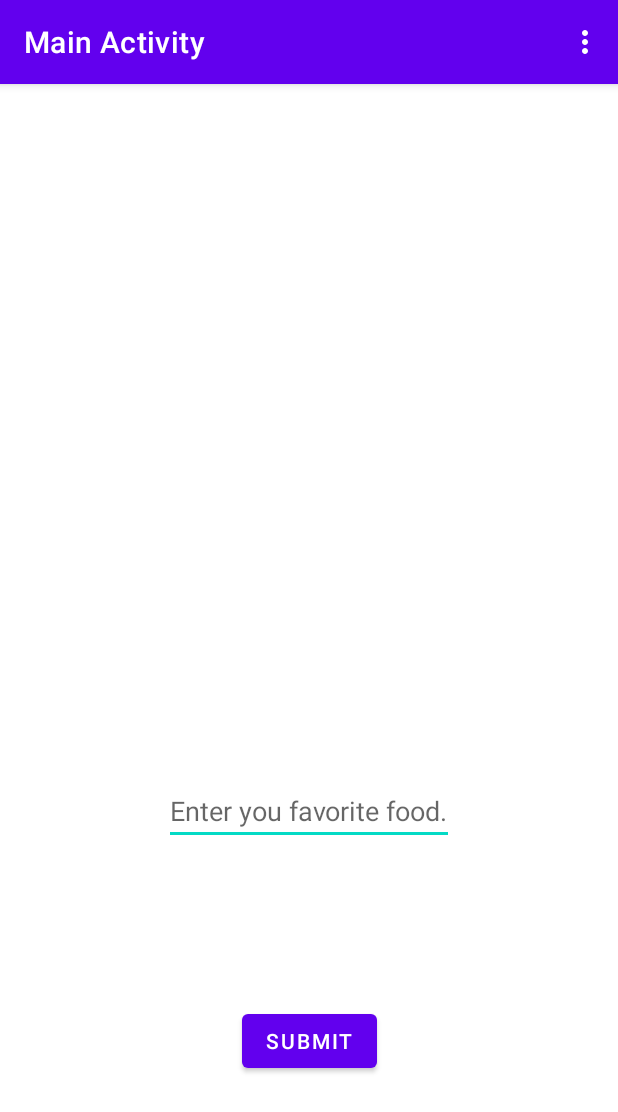
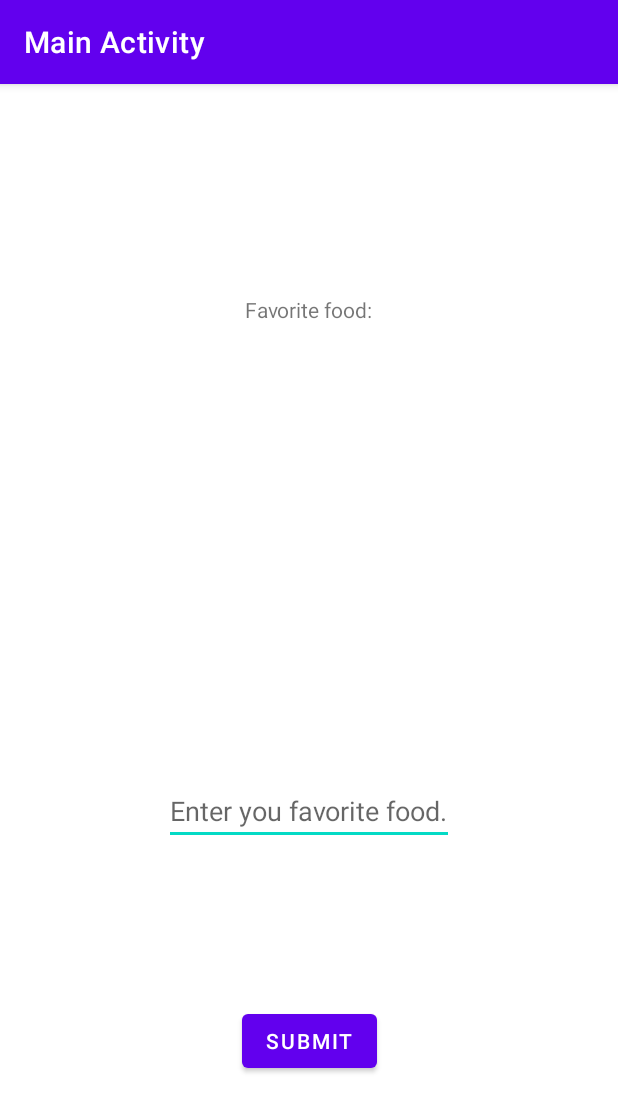
Before and after one commit to vickyjr88/thrive-code-challenge, an Android app: the screen it shows after launch (MainActivity), on a phone screen of 412 x 824 dp. Shown: the top 1112 px of the screen. Run offline under Robolectric (Android 15) with nearby library versions, the phone set to English and light mode, and no system bars.

Commit message:
Fragments are now communicating.

```diff
--- a/app/src/main/java/com/example/challenge/MainActivity.kt
+++ b/app/src/main/java/com/example/challenge/MainActivity.kt
@@ -1,24 +1,15 @@
 package com.example.challenge
 
 import android.os.Bundle
-import android.view.Menu
-import android.view.MenuItem
 import androidx.appcompat.app.AppCompatActivity
-import androidx.lifecycle.ViewModelProvider
-import com.example.challenge.data.DataHolder
 import com.example.challenge.databinding.ActivityMainBinding
 
 class MainActivity : AppCompatActivity() {
 
-    private lateinit var viewModel: DataHolder
     private lateinit var binding: ActivityMainBinding
 
     override fun onCreate(savedInstanceState: Bundle?) {
         super.onCreate(savedInstanceState)
-
-        viewModel = ViewModelProvider(this).get(DataHolder::class.java)
-
-        viewModel.sendMessage("Wabe")
 
         binding = ActivityMainBinding.inflate(layoutInflater)
         setContentView(binding.root)
@@ -27,20 +18,4 @@ class MainActivity : AppCompatActivity() {
 
     }
 
-    override fun onCreateOptionsMenu(menu: Menu): Boolean {
-        // Inflate the menu; this adds items to the action bar if it is present.
-        menuInflater.inflate(R.menu.menu_main, menu)
-        return true
-    }
-
-    override fun onOptionsItemSelected(item: MenuItem): Boolean {
-        // Handle action bar item clicks here. The action bar will
-        // automatically handle clicks on the Home/Up button, so long
-        // as you specify a parent activity in AndroidManifest.xml.
-        return when (item.itemId) {
-            R.id.action_settings -> true
-            else -> super.onOptionsItemSelected(item)
-        }
-    }
-
 }
--- a/app/src/main/java/com/example/challenge/ui/FirstFragment.kt
+++ b/app/src/main/java/com/example/challenge/ui/FirstFragment.kt
@@ -1,14 +1,12 @@
 package com.example.challenge.ui
 
 import android.os.Bundle
-import androidx.fragment.app.Fragment
 import android.view.LayoutInflater
 import android.view.View
 import android.view.ViewGroup
+import androidx.fragment.app.Fragment
 import androidx.lifecycle.Observer
 import androidx.lifecycle.ViewModelProvider
-import androidx.navigation.fragment.findNavController
-import com.example.challenge.R
 import com.example.challenge.data.DataHolder
 import com.example.challenge.databinding.FragmentFirstBinding
 
@@ -27,7 +25,7 @@ class FirstFragment : Fragment() {
     override fun onCreateView(
         inflater: LayoutInflater, container: ViewGroup?,
         savedInstanceState: Bundle?
-    ): View? {
+    ): View {
 
         _binding = FragmentFirstBinding.inflate(inflater, container, false)
         return binding.root
@@ -37,7 +35,7 @@ class FirstFragment : Fragment() {
 
     override fun onViewCreated(view: View, savedInstanceState: Bundle?) {
         super.onViewCreated(view, savedInstanceState)
-        viewModel = ViewModelProvider(this).get(DataHolder::class.java)
+        viewModel = ViewModelProvider(requireActivity()).get(DataHolder::class.java)
         viewModel.message.observe(viewLifecycleOwner, Observer {
             binding.textviewFirst.text = it
         })
--- a/app/src/main/res/layout/fragment_first.xml
+++ b/app/src/main/res/layout/fragment_first.xml
@@ -10,7 +10,8 @@
         android:id="@+id/textview_first"
         android:layout_width="wrap_content"
         android:layout_height="wrap_content"
-        android:text=""
+        android:text="@string/favorite_food"
+        app:layout_constraintBottom_toBottomOf="parent"
         app:layout_constraintEnd_toEndOf="parent"
         app:layout_constraintStart_toStartOf="parent"
         app:layout_constraintTop_toTopOf="parent" />
--- a/app/src/main/res/values/strings.xml
+++ b/app/src/main/res/values/strings.xml
@@ -3,4 +3,5 @@
     <string name="action_settings">Settings</string>
     <string name="favorite_food_hint">Enter you favorite food.</string>
     <string name="submit">Submit</string>
+    <string name="favorite_food">Favorite food:</string>
 </resources>
```
Also changed, not shown: app/src/main/java/com/example/challenge/data/DataHolder.kt (+8 -1 lines), app/src/main/java/com/example/challenge/ui/SecondFragment.kt (+7 -7 lines).
